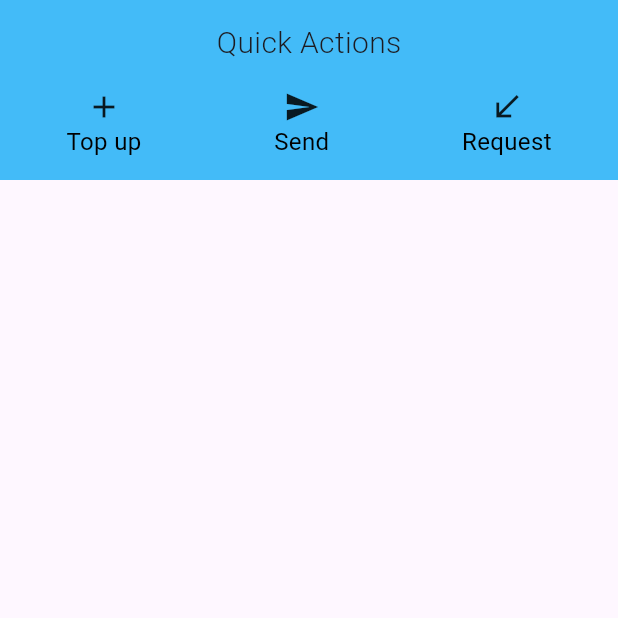
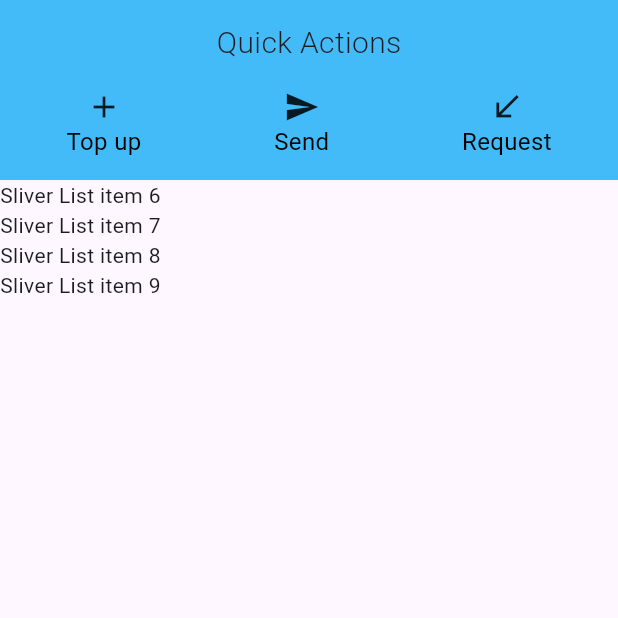
Before and after one commit to Karanbir31/slivers_in_flutter, a Flutter app: the screen it shows after launch, scrolled down 420 dp, on a phone screen of 412 x 824 dp, the top half of it. Run offline on Flutter 3.47's test engine with Material 3 defaults, Android fonts, the phone set to English and light mode, and no system bars; network calls fail.

Commit message:
add a sliver List

```diff
--- a/lib/main.dart
+++ b/lib/main.dart
@@ -117,6 +117,16 @@ class MyApp extends StatelessWidget {
               ),
             ),
 
+
+            SliverList(
+                    delegate: SliverChildBuilderDelegate(
+                        (BuildContext context , int index){
+                          return Text("Sliver List item $index");
+                        },
+                      childCount: 10
+                    ),
+            ),
+
             SliverFillRemaining(),
           ],
         ),
```
